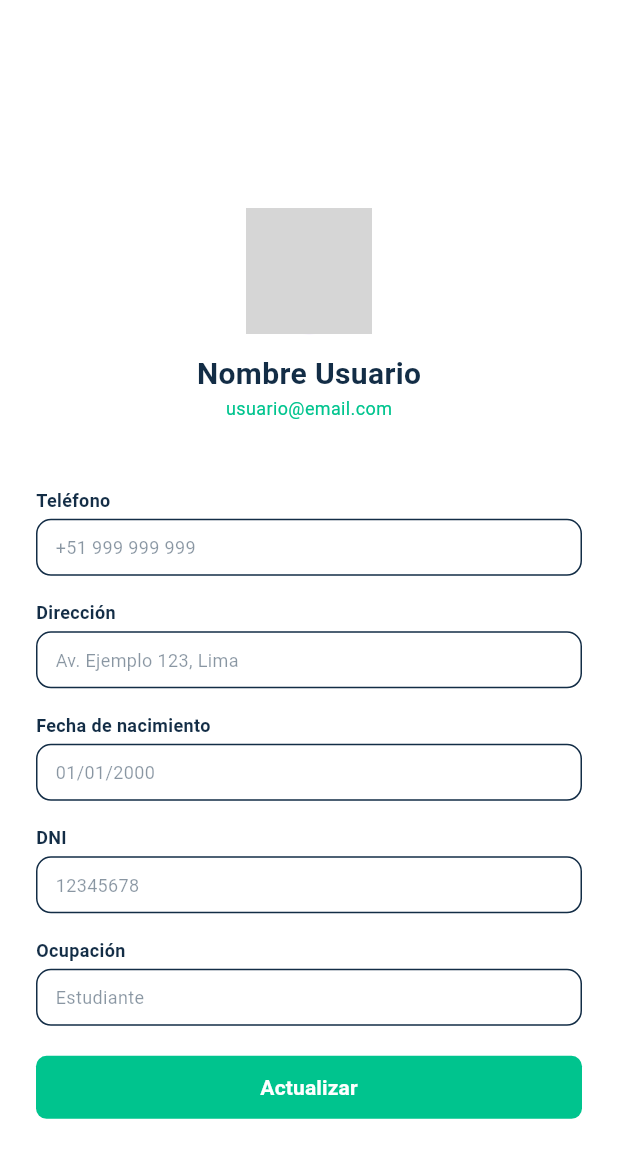
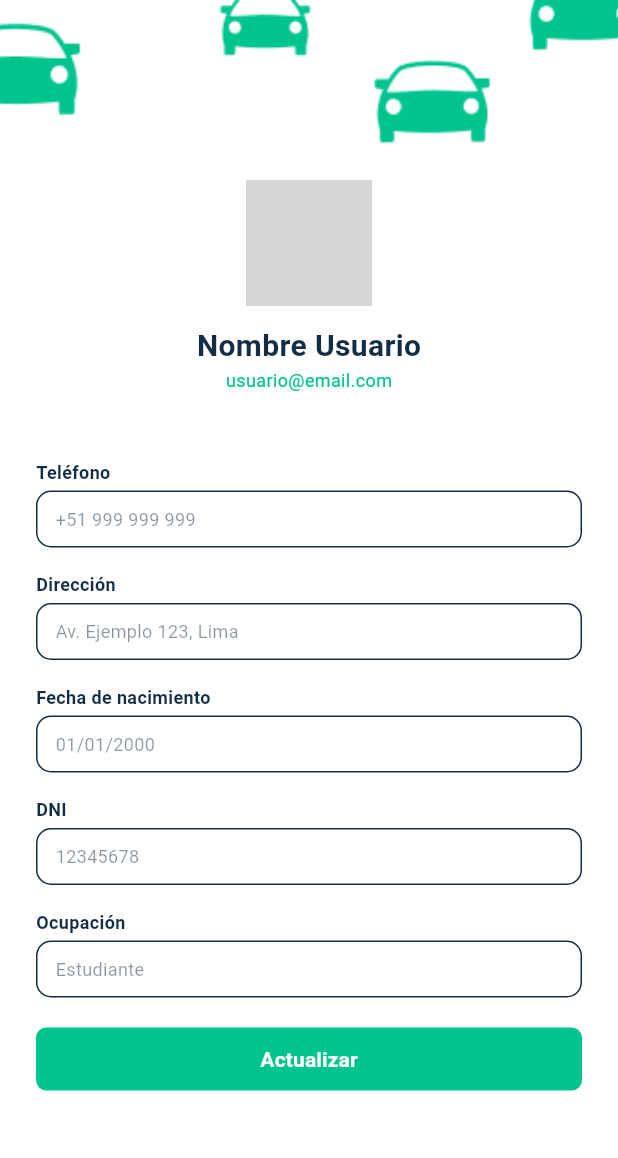
Before and after one commit to Arquitectura-Software-Emergentes/front-mobile, a Flutter app: the ProfilePage screen opened directly, on a phone screen of 412 x 824 dp. Shown: the top 1158 px of the screen. Run offline on Flutter 3.47's test engine with Material 3 defaults, Android fonts, the light colour scheme and no system bars; our stand-ins replace supabase_flutter; accounts and stored records are empty; Roboto replaces fonts that are missing (Space Grotesk); grey boxes are pictures that could not be loaded.

Commit message:
feat: Enhance ProfilePage UI with background image and improved layout

```diff
--- a/lib/features/profile/presentation/pages/profile_page.dart
+++ b/lib/features/profile/presentation/pages/profile_page.dart
@@ -46,36 +46,22 @@ class _ProfilePageState extends State<ProfilePage> {
     final size = MediaQuery.of(context).size;
 
     return Scaffold(
-      backgroundColor: Colors.white,
-      body: _loading || _profile == null
-          ? const Center(child: CircularProgressIndicator())
-          : Stack(
-              children: [
-                // ---------------------------------
-                //        FONDO (IMAGEN SUPERIOR)
-                // ---------------------------------
-                Positioned(
-                  top: 0,
-                  left: 0,
-                  right: 0,
-                  child: Image.asset(
-                    "lib/assets/images/Cuenta.png",
-                    width: size.width,
-                    height: size.height * 0.22,
+  body: Container(
+    width: double.infinity,
+    height: double.infinity,
+    decoration: const BoxDecoration(
+      image: DecorationImage(
+        image: AssetImage("lib/assets/images/Cuenta.png"),
         fit: BoxFit.cover,
       ),
     ),
-
-                // ---------------------------------
-                //         CONTENIDO SCROLLABLE
-                // ---------------------------------
-                Positioned.fill(
-                  top: size.height * 0.12,
-                  child: SingleChildScrollView(
+    child: _loading || _profile == null
+        ? const Center(child: CircularProgressIndicator())
+        : SingleChildScrollView(
             padding: const EdgeInsets.symmetric(horizontal: 24),
             child: Column(
               children: [
-                        const SizedBox(height: 40),
+                const SizedBox(height: 120),
 
                 // FOTO DE PERFIL
                 CircleAvatar(
@@ -85,7 +71,6 @@ class _ProfilePageState extends State<ProfilePage> {
 
                 const SizedBox(height: 12),
 
-                        // NOMBRE
                 Text(
                   _profile!.name,
                   style: const TextStyle(
@@ -96,7 +81,6 @@ class _ProfilePageState extends State<ProfilePage> {
                   ),
                 ),
 
-                        // EMAIL
                 Text(
                   _profile!.email,
                   style: const TextStyle(
@@ -108,7 +92,6 @@ class _ProfilePageState extends State<ProfilePage> {
 
                 const SizedBox(height: 28),
 
-                        // CAMPOS
                 _buildLabel("Teléfono"),
                 _buildBox(_profile!.phone),
 
@@ -130,7 +113,6 @@ class _ProfilePageState extends State<ProfilePage> {
 
                 const SizedBox(height: 20),
 
-                        // BOTÓN ACTUALIZAR
                 SizedBox(
                   width: double.infinity,
                   height: 42,
@@ -141,7 +123,6 @@ class _ProfilePageState extends State<ProfilePage> {
                         borderRadius: BorderRadius.circular(7),
                       ),
                       elevation: 0,
-                              shadowColor: Colors.transparent,
                     ),
                     onPressed: () {},
                     child: const Text(
@@ -161,9 +142,8 @@ class _ProfilePageState extends State<ProfilePage> {
             ),
           ),
   ),
-              ],
-            ),
 );
+
   }
 
   // ---------------------------------
--- a/pubspec.yaml
+++ b/pubspec.yaml
@@ -62,6 +62,8 @@ flutter:
   assets:
     - lib/assets/images/
     - lib/assets/icons/
+    - lib/assets/images/Cuenta.png
+
   #   - images/a_dot_burr.jpeg
   #   - images/a_dot_ham.jpeg
 
```
Also changed, not shown: pubspec.lock. Lines whose indentation alone changed are shown as unchanged.
